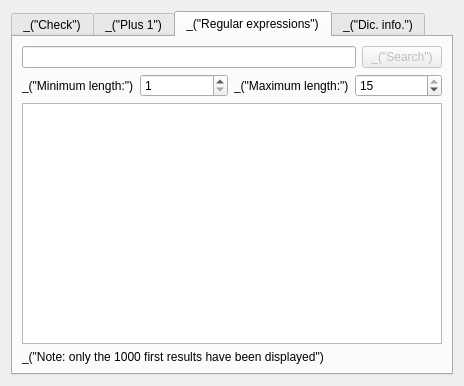
Above: qt/ui/dic_tools_widget.ui from cjlano/eliot before the change. Below: the same form after it.
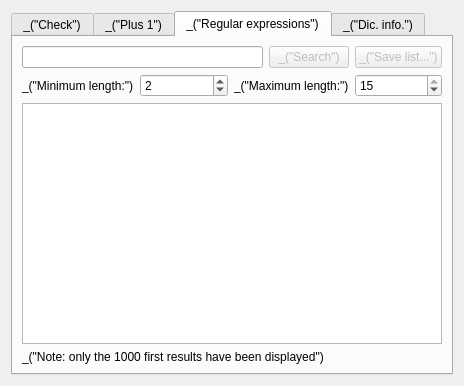
That is the form after the change. The open tabs and pages were chosen to show the change.

Commit message: Allow saving the results of a regular expression search into a file

```diff
--- a/qt/ui/dic_tools_widget.ui
+++ b/qt/ui/dic_tools_widget.ui
@@ -103,6 +103,16 @@
            </property>
           </widget>
          </item>
+         <item>
+          <widget class="QPushButton" name="buttonSaveRegexp">
+           <property name="enabled">
+            <bool>false</bool>
+           </property>
+           <property name="text">
+            <string>_(&quot;Save list...&quot;)</string>
+           </property>
+          </widget>
+         </item>
         </layout>
        </item>
        <item>
@@ -122,6 +132,9 @@
            <property name="maximum">
             <number>15</number>
            </property>
+           <property name="value">
+            <number>2</number>
+           </property>
           </widget>
          </item>
          <item>
```
Left out of the diff: 1 changed line with no effect on the pictures. The commit also changes 2 other files.
